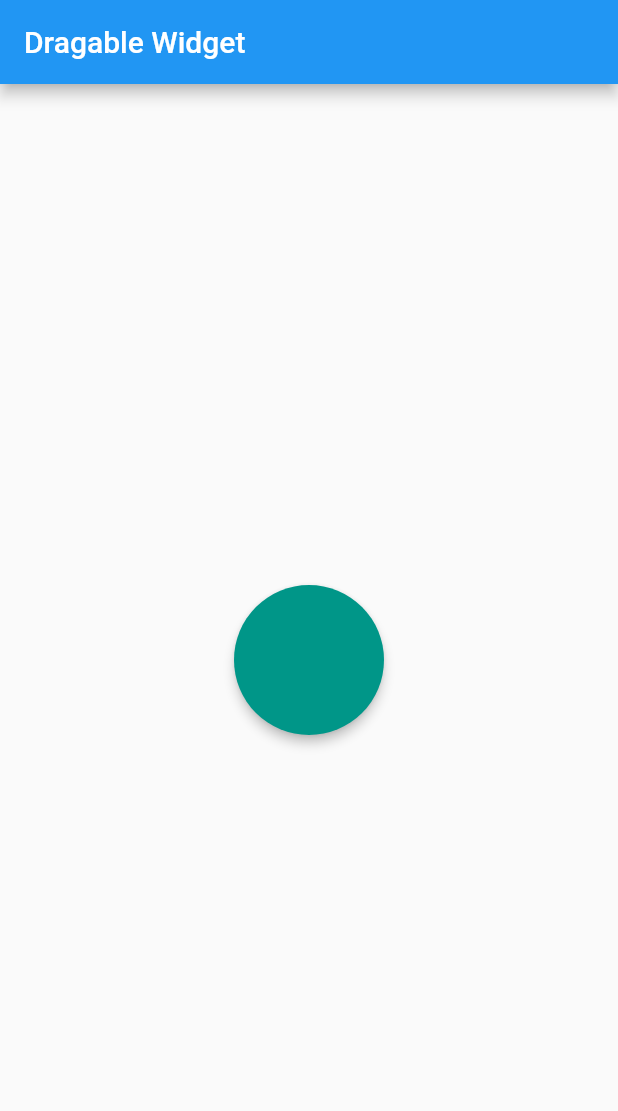
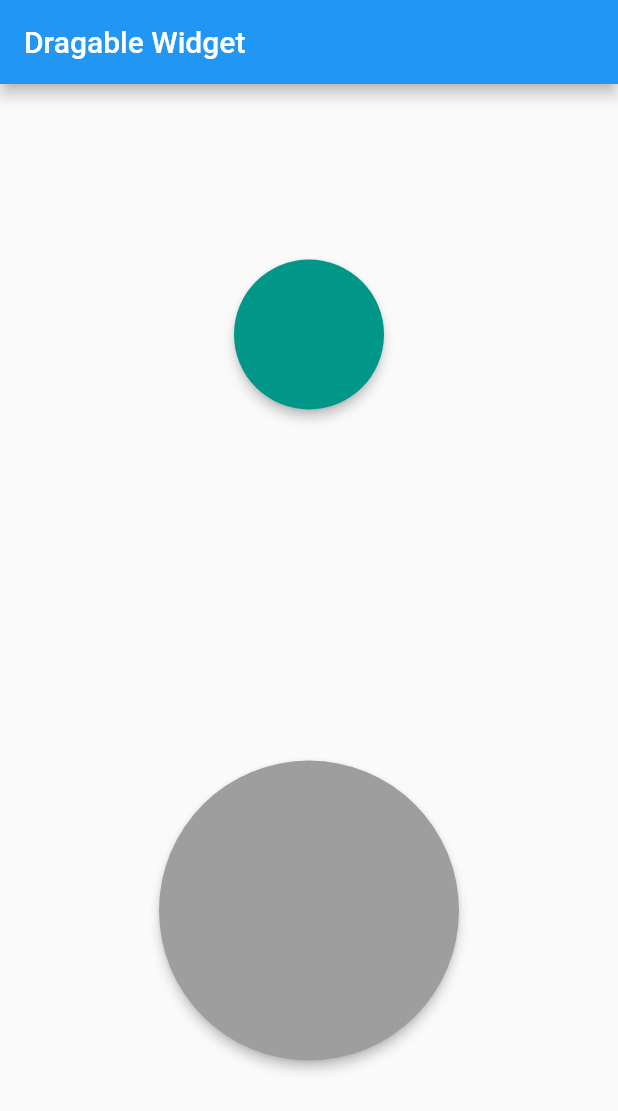
Before and after one commit to sinau-flutter/draggable_sizedbox, a Flutter app: the screen it shows after launch, on a phone screen of 412 x 824 dp. Shown: the top 1111 px of the screen. Run offline on Flutter 3.47's test engine with Material 2 defaults, Android fonts, the phone set to English and light mode, and no system bars.

Commit message:
Draggable v2

```diff
--- a/lib/main.dart
+++ b/lib/main.dart
@@ -10,6 +10,8 @@ class MyApp extends StatefulWidget {
 class _MyAppState extends State<MyApp> {
   Color color1 = Colors.teal;
   Color color2 = Colors.deepOrange;
+  Color targetColor;
+  bool isAccepted = false;
 
   @override
   Widget build(BuildContext context) {
@@ -54,6 +56,34 @@ class _MyAppState extends State<MyApp> {
                   ),
                 )
               ],
+            ),
+            DragTarget<Color>(
+              onWillAccept: (value) => true,
+              onAccept: (value) {
+                isAccepted = true;
+                targetColor = value;
+              },
+              builder: (context, candidates, rejected) {
+                return (isAccepted)
+                    ? SizedBox(
+                        width: 200,
+                        height: 200,
+                        child: Material(
+                          color: targetColor,
+                          shape: StadiumBorder(),
+                          elevation: 3,
+                        ),
+                      )
+                    : SizedBox(
+                        width: 200,
+                        height: 200,
+                        child: Material(
+                          color: Colors.grey,
+                          shape: StadiumBorder(),
+                          elevation: 3,
+                        ),
+                      );
+              },
             )
           ],
         ),
```
